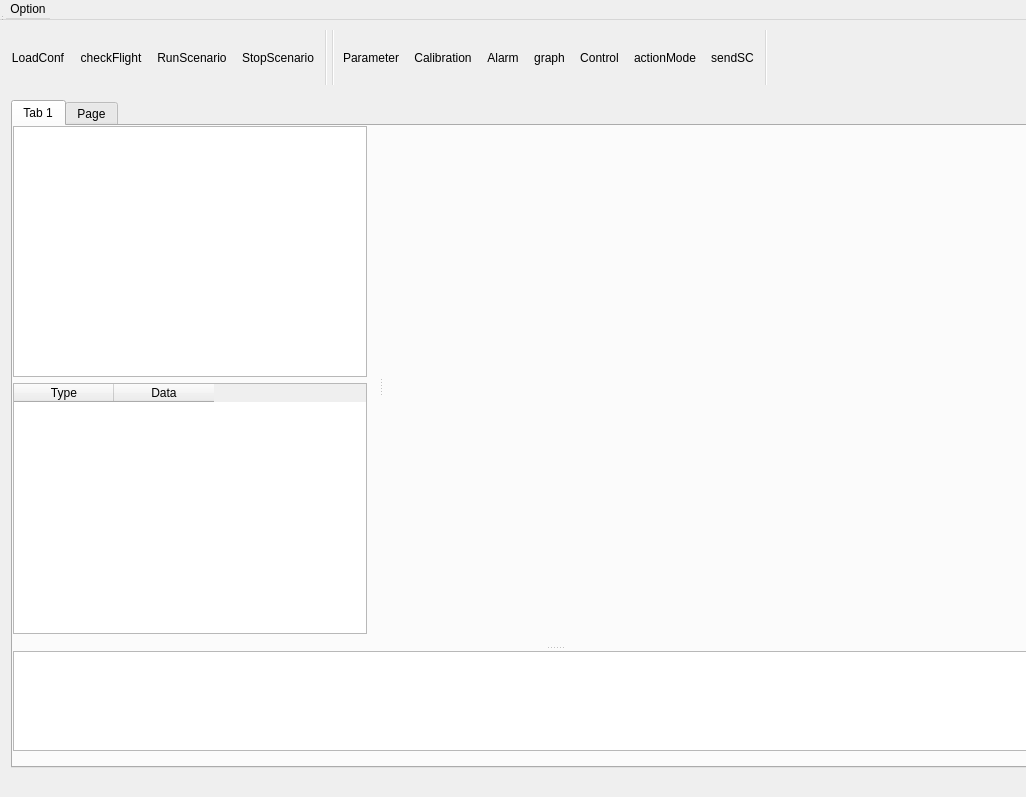
Old version of the form ui/mainwidget.ui in the repository SUV-Olympiad/SUV-GCS.
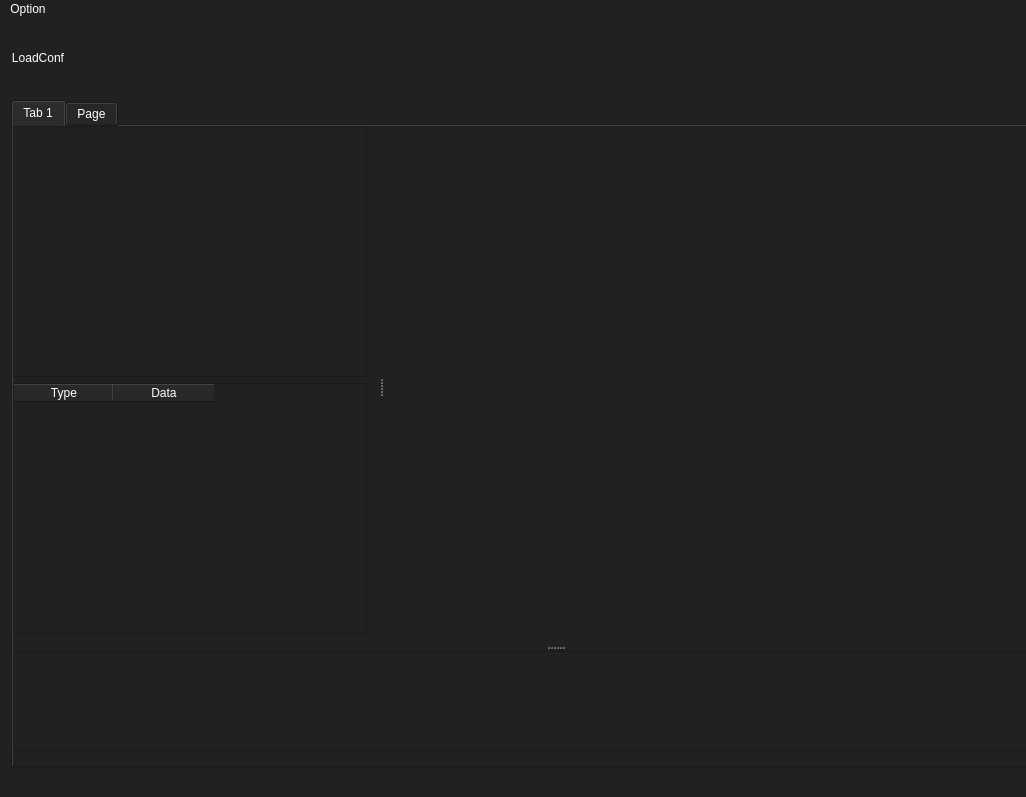
New version of the form. Icons and pictures are not drawn. Custom widgets are drawn as their Qt base class.

Diff of the .ui file:
```diff
--- a/ui/mainwidget.ui
+++ b/ui/mainwidget.ui
@@ -29,6 +29,10 @@
    <iconset>
     <normaloff>:/icon/Src/UI/icon/title.png</normaloff>:/icon/Src/UI/icon/title.png</iconset>
   </property>
+  <property name="styleSheet">
+   <string notr="true">background-color:#212121;
+color:#fff</string>
+  </property>
   <widget class="QWidget" name="centralWidget">
    <property name="enabled">
     <bool>true</bool>
@@ -65,6 +69,9 @@
       <property name="toolTip">
        <string>&lt;html&gt;&lt;head/&gt;&lt;body&gt;&lt;p&gt;Traffic Control&lt;/p&gt;&lt;/body&gt;&lt;/html&gt;</string>
       </property>
+      <property name="styleSheet">
+       <string notr="true"/>
+      </property>
       <property name="currentIndex">
        <number>0</number>
       </property>
@@ -131,6 +138,9 @@
            </item>
            <item>
             <widget class="QTableWidget" name="flightInfo">
+             <property name="styleSheet">
+              <string notr="true"/>
+             </property>
              <column>
               <property name="text">
                <string>Type</string>
@@ -208,7 +218,7 @@
      <x>0</x>
      <y>0</y>
      <width>1026</width>
-     <height>20</height>
+     <height>22</height>
     </rect>
    </property>
    <widget class="QMenu" name="menuOption">
@@ -236,19 +246,6 @@
     </size>
    </property>
    <addaction name="actionLoadConf"/>
-   <addaction name="actionCheckFlight"/>
-   <addaction name="actionRunScenario"/>
-   <addaction name="actionStopScenario"/>
-   <addaction name="separator"/>
-   <addaction name="separator"/>
-   <addaction name="actionParameter"/>
-   <addaction name="actionCalibration"/>
-   <addaction name="actionAlarm"/>
-   <addaction name="actionGraph"/>
-   <addaction name="actionControl"/>
-   <addaction name="actionMode"/>
-   <addaction name="actionsendSC"/>
-   <addaction name="separator"/>
   </widget>
   <widget class="QStatusBar" name="statusBar">
    <property name="geometry">
```
